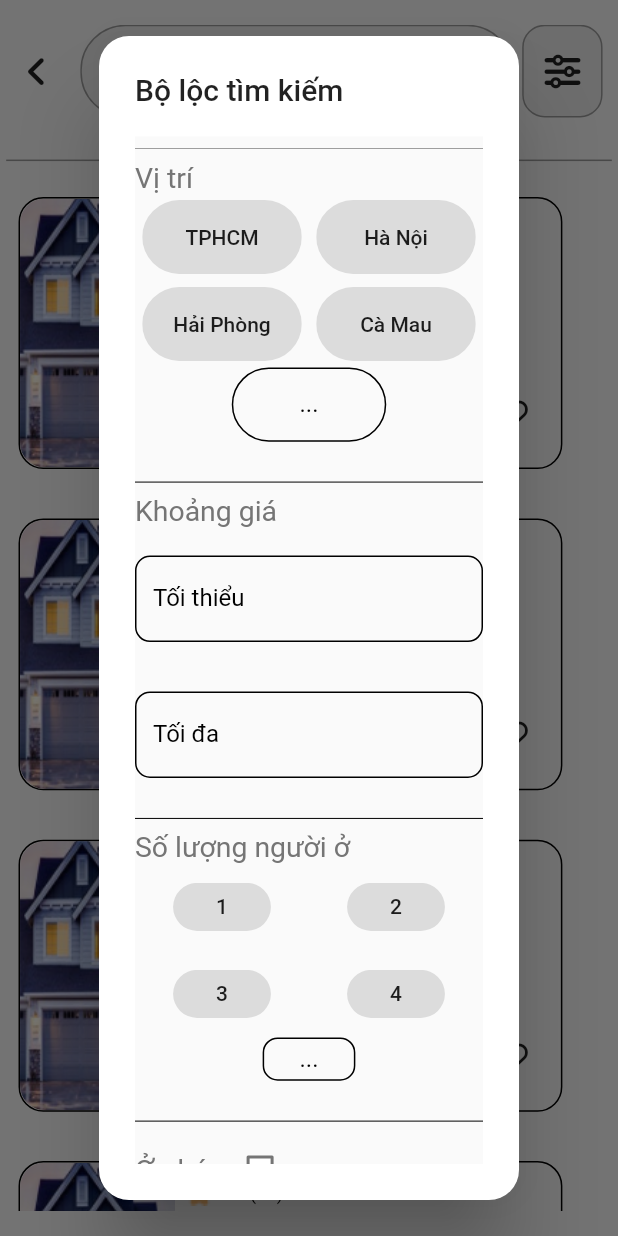
After one commit to havya123/app_xem_tro, a Flutter app: the SearchScreen screen opened by its route, after a tap on an icon or button, on a phone screen of 412 x 824 dp. The commit adds this screen. Run offline on Flutter 3.47's test engine with Material 2 defaults, Android fonts, the phone set to English and light mode, and no system bars; our stand-ins replace email_validator, font_awesome_flutter, get, persistent_bottom_nav_bar; missing offline and left inert: datepicker_dropdown.

Commit message:
update_search_screen

```diff
--- a/lib/app_tro.dart
+++ b/lib/app_tro.dart
@@ -14,7 +14,7 @@ class _AppXemTroState extends State<AppXemTro> {
   @override
   Widget build(BuildContext context) {
     return GetMaterialApp(
-      initialRoute: Routes.splashRoute,
+      initialRoute: Routes.searchRoute,
       debugShowCheckedModeBanner: false,
       getPages: RouteManager.routeManager,
       unknownRoute: RouteManager.notFound,
--- a/lib/route/route_manager.dart
+++ b/lib/route/route_manager.dart
@@ -3,6 +3,7 @@ import 'package:app_xem_tro/screen/error_screen/error_screen.dart';
 import 'package:app_xem_tro/screen/forget_password_screen/forget_password_screen.dart';
 import 'package:app_xem_tro/screen/forget_password_screen/reset_password.dart';
 import 'package:app_xem_tro/screen/login_screen/login_screen.dart';
+import 'package:app_xem_tro/screen/search_screen/search_screen.dart';
 import 'package:app_xem_tro/screen/signup_screen/second_signup.dart';
 import 'package:app_xem_tro/screen/navigation_screen.dart/navigation_screen.dart';
 import 'package:app_xem_tro/screen/profile_screen/profile_screen.dart';
@@ -60,6 +61,10 @@ class RouteManager {
       name: "/profileRoute",
       page: () => const ProfileScreen(),
     ),
+    GetPage(
+      name: "/searchRoute",
+      page: () => const SearchScreen(),
+    ),
   ];
 
   static GetPage notFound =
--- a/lib/route/routes.dart
+++ b/lib/route/routes.dart
@@ -10,4 +10,5 @@ class Routes {
   static const String forgetRoute = "/forgetRoute";
   static const String secondSignup = "/secondSignupRoute";
   static const String navigationRoute = "/navigationRoute";
+  static const String searchRoute = "/searchRoute";
 }
--- a/lib/screen/login_screen/login_screen.dart
+++ b/lib/screen/login_screen/login_screen.dart
@@ -1,6 +1,7 @@
 import 'package:app_xem_tro/config/size_config.dart';
 import 'package:app_xem_tro/config/widget/button.dart';
-import 'package:app_xem_tro/config/widget/checkbox.dart';
+import 'package:app_xem_tro/config/widget/check_box.dart';
+
 import 'package:app_xem_tro/config/widget/text_field.dart';
 import 'package:flutter/material.dart';
 import 'package:font_awesome_flutter/font_awesome_flutter.dart';
--- a/lib/screen/navigation_screen.dart/navigation_screen.dart
+++ b/lib/screen/navigation_screen.dart/navigation_screen.dart
@@ -3,6 +3,7 @@ import 'package:app_xem_tro/screen/chat_screen/chat_screen.dart';
 import 'package:app_xem_tro/screen/home_screen/home_screen.dart';
 import 'package:app_xem_tro/screen/profile_screen/profile_screen.dart';
 import 'package:app_xem_tro/screen/save_screen/save_screen.dart';
+import 'package:app_xem_tro/screen/search_screen/search_screen.dart';
 import 'package:flutter/material.dart';
 import 'package:font_awesome_flutter/font_awesome_flutter.dart';
 import 'package:persistent_bottom_nav_bar/persistent_tab_view.dart';
@@ -16,7 +17,7 @@ class NavigationScreen extends StatelessWidget {
       const HomeScreen(),
       const SaveScreen(),
       const ChatScreen(),
-      const ProfileScreen()
+      const ProfileScreen(),
     ];
 
     List<PersistentBottomNavBarItem> barItem = [
--- /dev/null
+++ b/lib/screen/search_screen/search_screen.dart
@@ -0,0 +1,303 @@
+import 'package:app_xem_tro/config/size_config.dart';
+import 'package:app_xem_tro/config/widget/button.dart';
+import 'package:app_xem_tro/config/widget/check_box.dart';
+import 'package:app_xem_tro/config/widget/item.dart';
+import 'package:app_xem_tro/config/widget/text_field.dart';
+import 'package:flutter/material.dart';
+import 'package:font_awesome_flutter/font_awesome_flutter.dart';
+
+class SearchScreen extends StatefulWidget {
+  const SearchScreen({super.key});
+
+  @override
+  State<SearchScreen> createState() => _SearchScreenState();
+}
+
+class _SearchScreenState extends State<SearchScreen> {
+  List places = [
+    "TPHCM",
+    "Hà Nội",
+    "Hải Phòng",
+    "Cà Mau",
+  ];
+
+  List numbers = ["1", "2", "3", "4"];
+  bool isSelected = false;
+  @override
+  Widget build(BuildContext context) {
+    return SafeArea(
+        child: Scaffold(
+      body: Padding(
+        padding: EdgeInsets.symmetric(
+            horizontal: padding(context, padding: 0.01),
+            vertical: padding(context)),
+        child: SingleChildScrollView(
+          child: Column(
+            children: [
+              Row(
+                children: [
+                  SizedBox(
+                    width: getWidth(context, width: 0.1),
+                    height: getHeight(context, height: 0.06),
+                    child: const Icon(FontAwesomeIcons.angleLeft),
+                  ),
+                  spaceWidth(context, width: 0.02),
+                  Container(
+                    padding: EdgeInsets.symmetric(
+                        horizontal: padding(context, padding: 0.03)),
+                    width: getWidth(context, width: 0.7),
+                    height: getHeight(context, height: 0.075),
+                    decoration: BoxDecoration(
+                        color: Colors.grey.shade200,
+                        borderRadius: BorderRadius.circular(30),
+                        border: Border.all(color: Colors.grey)),
+                    child: Row(
+                      children: [
+                        Image.asset("assets/images/home_img/search.png"),
+                        spaceWidth(context),
+                        Text('Bình Thạnh',
+                            style: smallTextStyle(context, size: 0.024))
+                      ],
+                    ),
+                  ),
+                  spaceWidth(context, width: 0.015),
+                  InkWell(
+                    onTap: () => filterDialog(places, numbers),
+                    child: Container(
+                      width: getWidth(context, width: 0.13),
+                      height: getHeight(context, height: 0.075),
+                      decoration: BoxDecoration(
+                          color: Colors.grey.shade200,
+                          borderRadius: BorderRadius.circular(15),
+                          border: Border.all(color: Colors.grey)),
+                      child: const Icon(FontAwesomeIcons.sliders),
+                    ),
+                  )
+                ],
+              ),
+              spaceHeight(context, height: 0.025),
+              const Divider(
+                color: Colors.grey,
+                thickness: 1,
+              ),
+              spaceHeight(context, height: 0.02),
+              Padding(
+                padding: EdgeInsets.only(
+                    left: padding(context, padding: 0.02),
+                    right: padding(context, padding: 0.08)),
+                child: Column(
+                  children: [
+                    const Item(),
+                    spaceHeight(context),
+                    const Item(),
+                    spaceHeight(context),
+                    const Item(),
+                    spaceHeight(context),
+                    const Item()
+                  ],
+                ),
+              )
+            ],
+          ),
+        ),
+      ),
+    ));
+  }
+
+  filterDialog(List place, List number) {
+    showDialog(
+      context: context,
+      builder: (BuildContext context) => AlertDialog(
+        shape: RoundedRectangleBorder(borderRadius: BorderRadius.circular(20)),
+        title: const Text(
+          'Bộ lộc tìm kiếm',
+        ),
+        content: Scaffold(
+          body: SingleChildScrollView(
+            child: Column(
+              crossAxisAlignment: CrossAxisAlignment.start,
+              children: [
+                const Divider(
+                  color: Colors.grey,
+                ),
+                Text(
+                  "Vị trí",
+                  style: smallTextStyle(context,
+                      size: 0.023, color: Colors.grey.shade600),
+                ),
+                GridView.builder(
+                  itemCount: place.length,
+                  physics: const NeverScrollableScrollPhysics(),
+                  shrinkWrap: true,
+                  gridDelegate: const SliverGridDelegateWithFixedCrossAxisCount(
+                    crossAxisCount: 2,
+                    childAspectRatio: 2,
+                  ),
+                  itemBuilder: (context, index) {
+                    return StatefulBuilder(
+                      builder: (context, setState) {
+                        return ChoiceChip(
+                          label: SizedBox(
+                              width: getWidth(context, width: 0.2),
+                              height: getHeight(context, height: 0.05),
+                              child: Center(child: Text(place[index]))),
+                          selected: isSelected,
+                          selectedColor: Colors.blue,
+                          onSelected: (newState) {
+                            setState(() {
+                              isSelected = newState;
+                            });
+                          },
+                        );
+                      },
+                    );
+                  },
+                ),
+                Center(
+                  child: SizedBox(
+                    width: getWidth(context, width: 0.25),
+                    height: getHeight(context, height: 0.06),
+                    child: const TextField(
+                      keyboardType: TextInputType.name,
+                      decoration: InputDecoration(
+                        label: Center(child: Text("...")),
+                        labelStyle: TextStyle(color: Colors.black),
+                        focusedErrorBorder: OutlineInputBorder(
+                            borderSide: BorderSide(color: Colors.black),
+                            borderRadius:
+                                BorderRadius.all(Radius.circular(30))),
+                        errorBorder: OutlineInputBorder(
+                            borderSide: BorderSide(color: Colors.black),
+                            borderRadius:
+                                BorderRadius.all(Radius.circular(30))),
+                        enabledBorder: OutlineInputBorder(
+                            borderSide: BorderSide(color: Colors.black),
+                            borderRadius:
+                                BorderRadius.all(Radius.circular(30))),
+                        focusedBorder: OutlineInputBorder(
+                            borderSide: BorderSide(color: Colors.black),
+                            borderRadius:
+                                BorderRadius.all(Radius.circular(10))),
+                      ),
+                    ),
+                  ),
+                ),
+                spaceHeight(context, height: 0.023),
+                const Divider(
+                  color: Colors.black,
+                ),
+                Text(
+                  "Khoảng giá",
+                  style: smallTextStyle(context,
+                      size: 0.023, color: Colors.grey.shade600),
+                ),
+                spaceHeight(context, height: 0.023),
+                SizedBox(
+                    width: double.infinity,
+                    height: getHeight(context, height: 0.07),
+                    child: TextFieldWidget(hint: "Tối thiểu")),
+                spaceHeight(context),
+                SizedBox(
+                    width: double.infinity,
+                    height: getHeight(context, height: 0.07),
+                    child: TextFieldWidget(hint: "Tối đa")),
+                spaceHeight(context, height: 0.023),
+                const Divider(
+                  color: Colors.black,
+                ),
+                Text(
+                  "Số lượng người ở",
+                  style: smallTextStyle(context,
+                      size: 0.023, color: Colors.grey.shade600),
+                ),
+                GridView.builder(
+                  itemCount: number.length,
+                  physics: const NeverScrollableScrollPhysics(),
+                  shrinkWrap: true,
+                  gridDelegate: const SliverGridDelegateWithFixedCrossAxisCount(
+                    crossAxisCount: 2,
+                    childAspectRatio: 2,
+                  ),
+                  itemBuilder: (context, index) {
+                    return StatefulBuilder(
+                      builder: (context, setState) {
+                        return ChoiceChip(
+                          label: SizedBox(
+                              width: getWidth(context, width: 0.1),
+                              height: getHeight(context, height: 0.025),
+                              child: Center(child: Text(number[index]))),
+                          selected: isSelected,
+                          selectedColor: Colors.blue,
+                          onSelected: (newState) {
+                            setState(() {
+                              isSelected = newState;
+                            });
+                          },
+                        );
+                      },
+                    );
+                  },
+                ),
+                Center(
+                  child: SizedBox(
+                    width: getWidth(context, width: 0.15),
+                    height: getHeight(context, height: 0.035),
+                    child: const TextField(
+                      keyboardType: TextInputType.number,
+                      decoration: InputDecoration(
+                        label: Center(child: Text("...")),
+                        labelStyle: TextStyle(color: Colors.black),
+                        focusedErrorBorder: OutlineInputBorder(
+                            borderSide: BorderSide(color: Colors.black),
+                            borderRadius:
+                                BorderRadius.all(Radius.circular(10))),
+                        errorBorder: OutlineInputBorder(
+                            borderSide: BorderSide(color: Colors.black),
+                            borderRadius:
+                                BorderRadius.all(Radius.circular(10))),
+                        enabledBorder: OutlineInputBorder(
+                            borderSide: BorderSide(color: Colors.black),
+                            borderRadius:
+                                BorderRadius.all(Radius.circular(10))),
+                        focusedBorder: OutlineInputBorder(
+                            borderSide: BorderSide(color: Colors.black),
+                            borderRadius:
+                                BorderRadius.all(Radius.circular(10))),
+                      ),
+                    ),
+                  ),
+                ),
+                spaceHeight(context, height: 0.023),
+                const Divider(
+                  color: Colors.black,
+                ),
+                Row(
+                  children: [
+                    Text(
+                      "Ở ghép",
+                      style: smallTextStyle(context,
+                          size: 0.023, color: Colors.grey.shade600),
+                    ),
+                    const CheckboxExample()
+                  ],
+                ),
+                spaceHeight(context, height: 0.05),
+                Center(
+                  child: SizedBox(
+                      width: getWidth(context, width: 0.5),
+                      height: getHeight(context, height: 0.05),
+                      child: ButtonWidget(
+                        function: () {
+                          Navigator.pop(context);
+                        },
+                        textButton: "Xác nhận",
+                      )),
+                )
+              ],
+            ),
+          ),
+        ),
+      ),
+    );
+  }
+}
```
Also changed, not shown: lib/config/widget/check_box.dart (renamed from lib/config/widget/checkbox.dart).
